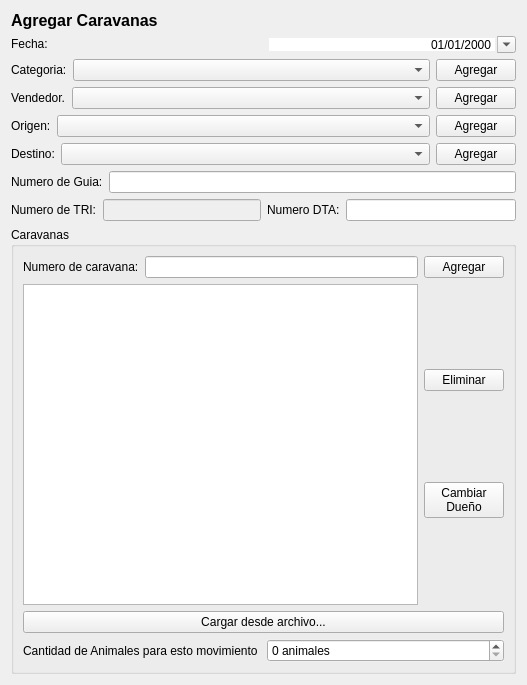
Old version of the form trunk/plugins/aCarCorr/FormMovimientoBase.ui in the repository chungote/gestotux.
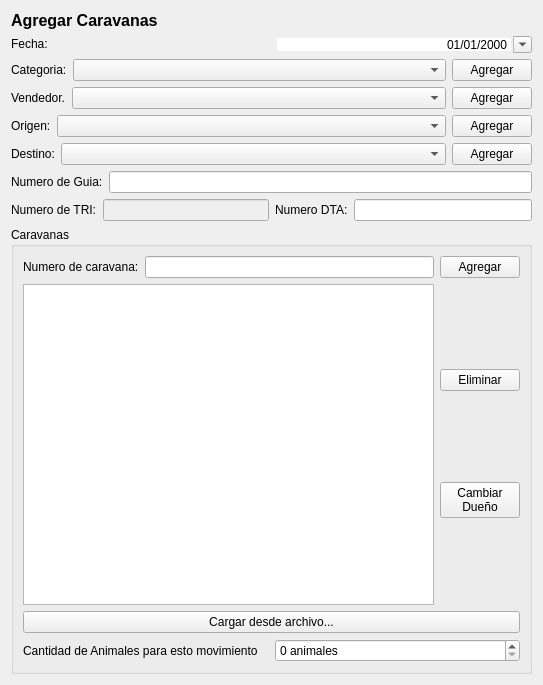
New version of the form.

Patch:
```diff
--- a/trunk/plugins/aCarCorr/FormMovimientoBase.ui
+++ b/trunk/plugins/aCarCorr/FormMovimientoBase.ui
@@ -5,7 +5,7 @@
    <rect>
     <x>0</x>
     <y>0</y>
-    <width>527</width>
+    <width>543</width>
     <height>685</height>
    </rect>
   </property>
```
Left out of the diff: 2 changed lines with no effect on the pictures.
